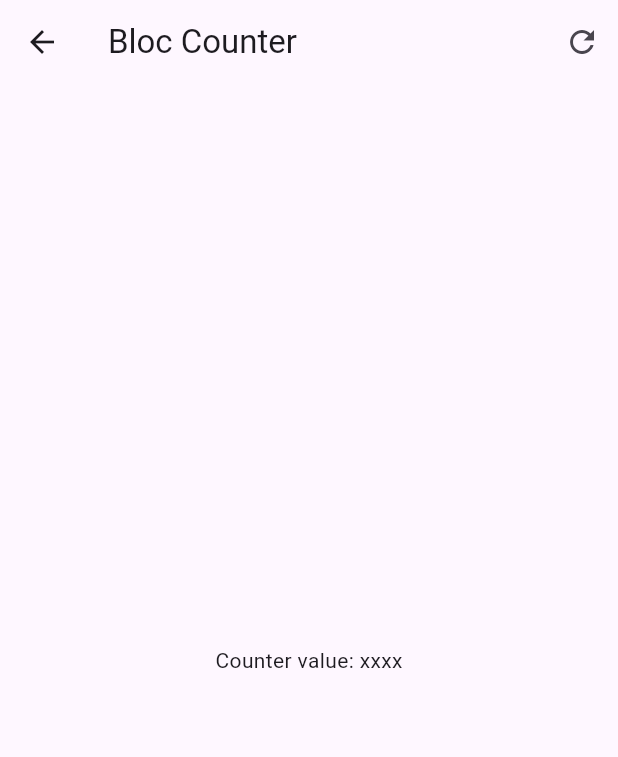
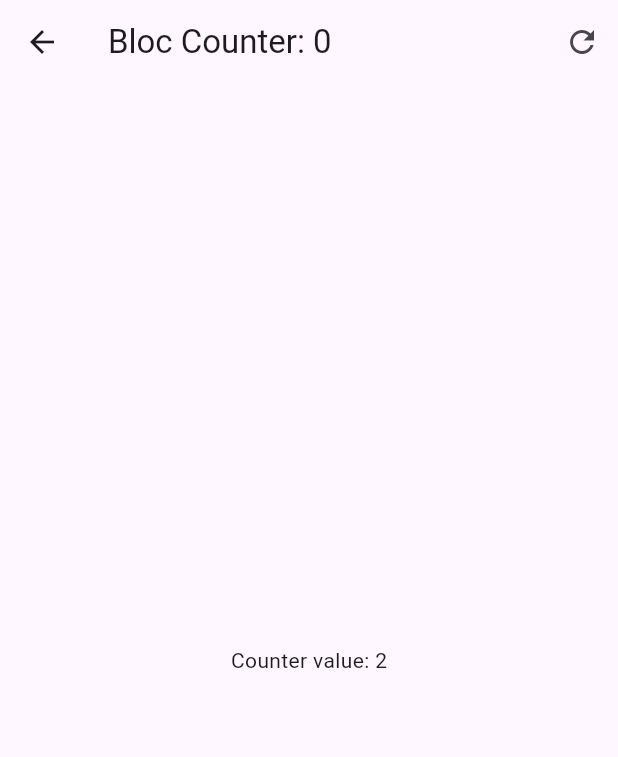
Before and after one commit to Williamparededl1/forms_app, a Flutter app: the screen it shows after launch, after a tap on "Bloc", on a phone screen of 412 x 824 dp. Shown: the top 757 px of the screen. Run offline on Flutter 3.47's test engine with Material 3 defaults, Android fonts, the phone set to English and light mode, and no system bars; our stand-ins replace equatable, flutter_bloc, go_router.

Commit message:
nueva forma de llamr al metodo

```diff
--- a/lib/presentation/blocs/counter_bloc/counter_event.dart
+++ b/lib/presentation/blocs/counter_bloc/counter_event.dart
@@ -8,3 +8,5 @@ class CounterInCreased extends CounterEvent {
   final int valueincrement;
   const CounterInCreased(this.valueincrement);
 }
+
+class CounterReset extends CounterEvent {}
--- a/lib/presentation/screens/bloc_counter_screen.dart
+++ b/lib/presentation/screens/bloc_counter_screen.dart
@@ -1,25 +1,50 @@
 import 'package:flutter/material.dart';
+import 'package:flutter_bloc/flutter_bloc.dart';
+import 'package:forms_app/presentation/blocs/counter_bloc/counter_bloc.dart';
 
 class BlocCounterScreen extends StatelessWidget {
   const BlocCounterScreen({super.key});
 
   @override
   Widget build(BuildContext context) {
+    return BlocProvider(
+      create: (_) => CounterBloc(),
+      child: const _BlocCounterView(),
+    );
+  }
+}
+
+class _BlocCounterView extends StatelessWidget {
+  const _BlocCounterView();
+
+  void inCreasedCounterBy(BuildContext context, [int value = 1]) {
+    // context.read<CounterBloc>().add(CounterInCreased(value));
+    context.read<CounterBloc>().inCreaseBy(value);
+  }
+
+  @override
+  Widget build(BuildContext context) {
     return Scaffold(
       appBar: AppBar(
-        title: const Text('Bloc Counter'),
+        title: context.select((CounterBloc counterBloc) {
+          return Text('Bloc Counter: ${counterBloc.state.transactionCount}');
+        }),
         actions: [
-          IconButton(onPressed: () {}, icon: const Icon(Icons.refresh))
+          IconButton(
+              onPressed: () => context.read<CounterBloc>().resetCounter(),
+              icon: const Icon(Icons.refresh))
         ],
       ),
-      body: const Center(
-        child: Text('Counter value: xxxx'),
+      body: Center(
+        child: context.select((CounterBloc counterBloc) {
+          return Text('Counter value: ${counterBloc.state.counter}');
+        }),
       ),
       floatingActionButton: Column(
         mainAxisAlignment: MainAxisAlignment.end,
         children: [
           FloatingActionButton(
-            onPressed: () {},
+            onPressed: () => inCreasedCounterBy(context, 3),
             heroTag: '1',
             child: const Text('+3'),
           ),
@@ -27,12 +52,16 @@ class BlocCounterScreen extends StatelessWidget {
             height: 15,
           ),
           FloatingActionButton(
-              onPressed: () {}, heroTag: '2', child: const Text('+2')),
+              onPressed: () => inCreasedCounterBy(context, 2),
+              heroTag: '2',
+              child: const Text('+2')),
           const SizedBox(
             height: 15,
           ),
           FloatingActionButton(
-              onPressed: () {}, heroTag: '3', child: const Text('+1')),
+              onPressed: () => inCreasedCounterBy(context),
+              heroTag: '3',
+              child: const Text('+1')),
           const SizedBox(
             height: 15,
           ),
--- a/lib/presentation/screens/home_screen.dart
+++ b/lib/presentation/screens/home_screen.dart
@@ -21,6 +21,10 @@ class HomeScreen extends StatelessWidget {
             trailing: const Icon(Icons.arrow_forward),
             onTap: () => context.push('/bloc'),
           ),
+          const Padding(
+            padding: const EdgeInsets.symmetric(horizontal: 10),
+            child: Divider(),
+          ),
         ],
       ),
     );
```
Also changed, not shown: lib/presentation/blocs/counter_bloc/counter_bloc.dart (+14 -0 lines).
